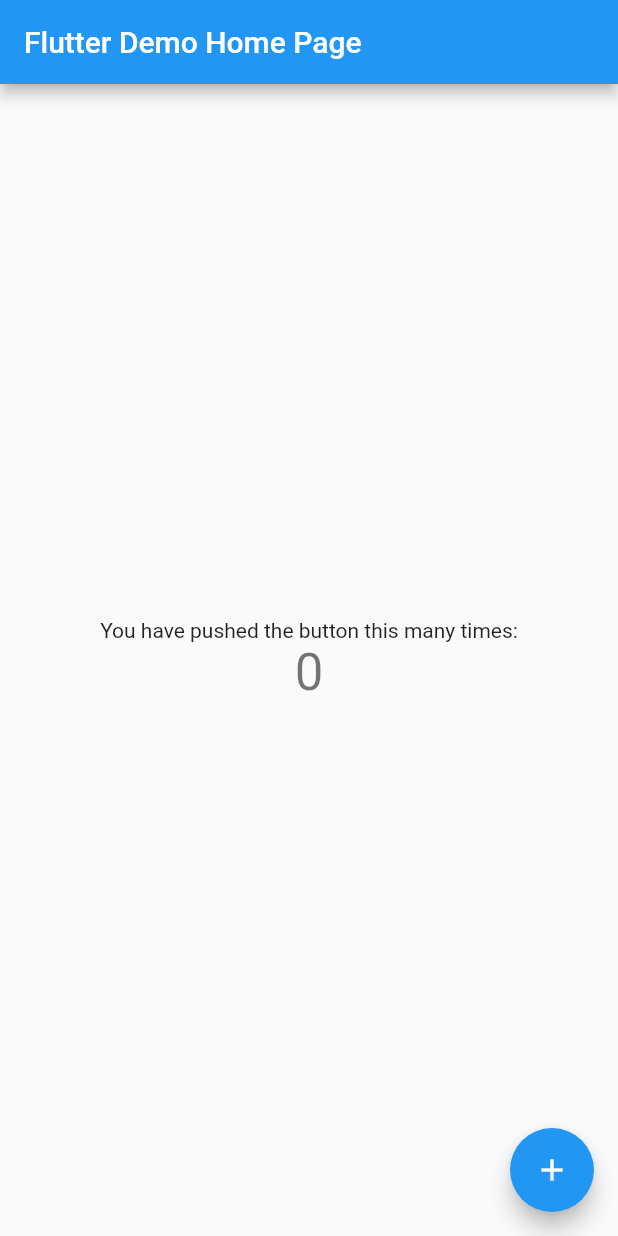
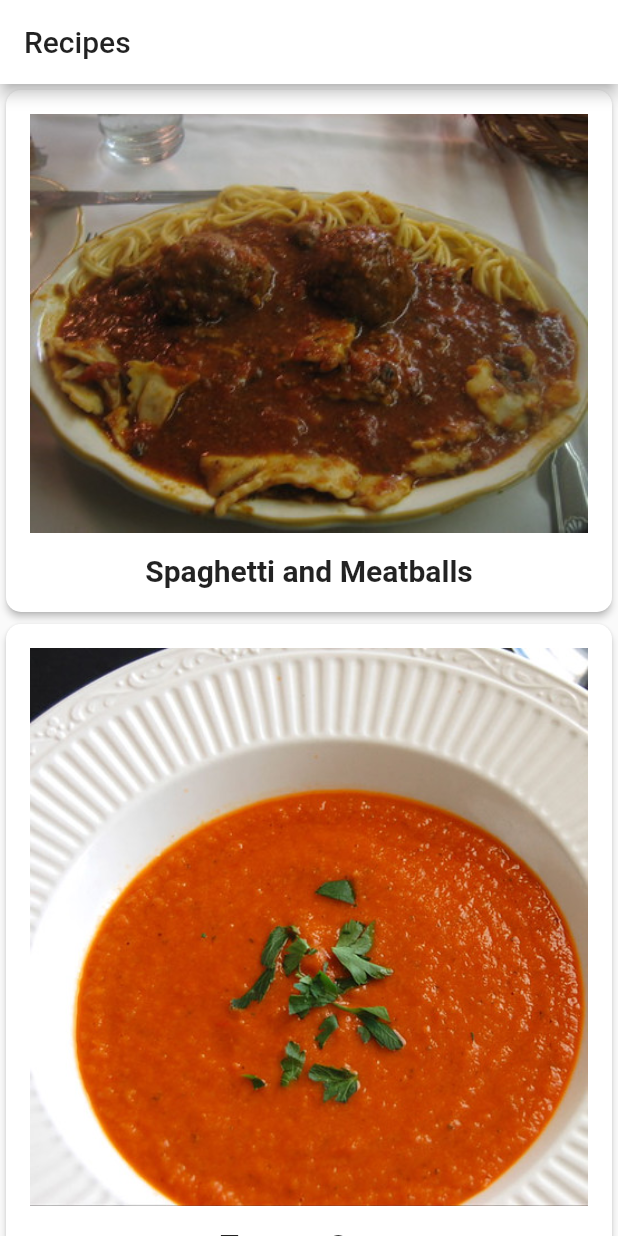
Before and after one commit to mehedi-4958/recipeApp, a Flutter app: the screen it shows after launch, on a phone screen of 412 x 824 dp. Run offline on Flutter 3.47's test engine with Material 2 defaults, Android fonts, the phone set to English and light mode, and no system bars; Roboto replaces fonts that are missing (Palatino).

Commit message:
Recipe App completed with slider

```diff
--- a/lib/main.dart
+++ b/lib/main.dart
@@ -1,15 +1,17 @@
 import 'package:flutter/material.dart';
+import 'recipe.dart';
+import 'recipe_detail.dart';
 
 void main() {
-  runApp(MyApp());
+  runApp(RecipeApp());
 }
 
-class MyApp extends StatelessWidget {
+class RecipeApp extends StatelessWidget {
   // This widget is the root of your application.
   @override
   Widget build(BuildContext context) {
     return MaterialApp(
-      title: 'Flutter Demo',
+      title: 'Recipes',
       theme: ThemeData(
         // This is the theme of your application.
         //
@@ -20,9 +22,10 @@ class MyApp extends StatelessWidget {
         // or simply save your changes to "hot reload" in a Flutter IDE).
         // Notice that the counter didn't reset back to zero; the application
         // is not restarted.
-        primarySwatch: Colors.blue,
+        primaryColor: Colors.white,
+        accentColor: Colors.black,
       ),
-      home: MyHomePage(title: 'Flutter Demo Home Page'),
+      home: MyHomePage(title: 'Recipes'),
     );
   }
 }
@@ -46,68 +49,57 @@ class MyHomePage extends StatefulWidget {
 }
 
 class _MyHomePageState extends State<MyHomePage> {
-  int _counter = 0;
-
-  void _incrementCounter() {
-    setState(() {
-      // This call to setState tells the Flutter framework that something has
-      // changed in this State, which causes it to rerun the build method below
-      // so that the display can reflect the updated values. If we changed
-      // _counter without calling setState(), then the build method would not be
-      // called again, and so nothing would appear to happen.
-      _counter++;
-    });
+  @override
+  Widget build(BuildContext context) {
+    return Scaffold(
+      appBar: AppBar(
+        title: Text(widget.title),
+      ),
+      body: SafeArea(
+        child: ListView.builder(
+          itemCount: Recipe.samples.length,
+          itemBuilder: (BuildContext context, int index) {
+            return GestureDetector(
+              onTap: () {
+                Navigator.push(context, MaterialPageRoute(builder: (context) {
+                  return RecipeDetail(recipe: Recipe.samples[index]);
+                }));
+              },
+              child: buildRecipeCard(Recipe.samples[index]),
+            );
+          },
+        ),
+      ), // This trailing comma makes auto-formatting nicer for build methods.
+    );
   }
 
-  @override
-  Widget build(BuildContext context) {
-    // This method is rerun every time setState is called, for instance as done
-    // by the _incrementCounter method above.
-    //
-    // The Flutter framework has been optimized to make rerunning build methods
-    // fast, so that you can just rebuild anything that needs updating rather
-    // than having to individually change instances of widgets.
-    return Scaffold(
-      appBar: AppBar(
-        // Here we take the value from the MyHomePage object that was created by
-        // the App.build method, and use it to set our appbar title.
-        title: Text(widget.title),
+  Widget buildRecipeCard(Recipe recipe) {
+    return Card(
+      elevation: 2.0,
+      shape: RoundedRectangleBorder(
+        borderRadius: BorderRadius.circular(10.0),
       ),
-      body: Center(
-        // Center is a layout widget. It takes a single child and positions it
-        // in the middle of the parent.
+      child: Padding(
+        padding: const EdgeInsets.all(16.0),
         child: Column(
-          // Column is also a layout widget. It takes a list of children and
-          // arranges them vertically. By default, it sizes itself to fit its
-          // children horizontally, and tries to be as tall as its parent.
-          //
-          // Invoke "debug painting" (press "p" in the console, choose the
-          // "Toggle Debug Paint" action from the Flutter Inspector in Android
-          // Studio, or the "Toggle Debug Paint" command in Visual Studio Code)
-          // to see the wireframe for each widget.
-          //
-          // Column has various properties to control how it sizes itself and
-          // how it positions its children. Here we use mainAxisAlignment to
-          // center the children vertically; the main axis here is the vertical
-          // axis because Columns are vertical (the cross axis would be
-          // horizontal).
-          mainAxisAlignment: MainAxisAlignment.center,
           children: <Widget>[
-            Text(
-              'You have pushed the button this many times:',
+            Image(
+              image: AssetImage(recipe.imageUrl),
+            ),
+            const SizedBox(
+              height: 14.0,
             ),
             Text(
-              '$_counter',
-              style: Theme.of(context).textTheme.headline4,
+              recipe.label,
+              style: const TextStyle(
+                fontSize: 20.0,
+                fontWeight: FontWeight.w700,
+                fontFamily: 'Palatino',
+              ),
             ),
           ],
         ),
       ),
-      floatingActionButton: FloatingActionButton(
-        onPressed: _incrementCounter,
-        tooltip: 'Increment',
-        child: Icon(Icons.add),
-      ), // This trailing comma makes auto-formatting nicer for build methods.
     );
   }
 }
--- /dev/null
+++ b/lib/recipe.dart
@@ -0,0 +1,77 @@
+class Recipe {
+  int servings;
+  List<Ingredient> ingredients;
+  String label;
+  String imageUrl;
+
+  Recipe(this.label, this.imageUrl, this.servings, this.ingredients);
+
+  static List<Recipe> samples = [
+    Recipe(
+      'Spaghetti and Meatballs',
+      'assets/2126711929_ef763de2b3_w.jpg',
+      4,
+      [
+        Ingredient(1, 'box', 'Spaghetti'),
+        Ingredient(4, '', 'Frozen Meatballs'),
+        Ingredient(0.4, 'jar', 'sauce'),
+      ],
+    ),
+    Recipe(
+      'Tomato Soup',
+      'assets/27729023535_a57606c1be.jpg',
+      2,
+      [
+        Ingredient((1), 'can', 'Tomato Soup'),
+      ],
+    ),
+    Recipe(
+      'Grilled Cheese',
+      'assets/3187380632_5056654a19_b.jpg',
+      1,
+      [
+        Ingredient(2, 'slices', 'cheese'),
+        Ingredient(2, 'slices', 'Bread'),
+      ],
+    ),
+    Recipe(
+      'Chocolate Chip Cookies',
+      'assets/15992102771_b92f4cc00a_b.jpg',
+      24,
+      [
+        Ingredient(4, 'cups', 'flour'),
+        Ingredient(2, 'cups', 'sugar'),
+        Ingredient(0.5, 'cups', 'chocolate chips'),
+      ],
+    ),
+    Recipe(
+      'Taco Salad',
+      'assets/8533381643_a31a99e8a6_c.jpg',
+      1,
+      [
+        Ingredient(4, 'oz', 'nachos'),
+        Ingredient(4, 'oz', 'taco meat'),
+        Ingredient(0.5, 'cup', 'cheese'),
+        Ingredient(0.25, 'cup', 'chopped tomatoes'),
+      ],
+    ),
+    Recipe(
+      'Hawaiian Pizza',
+      'assets/15452035777_294cefced5_c.jpg',
+      4,
+      [
+        Ingredient(1, 'item', 'pizza'),
+        Ingredient(1, 'cup', 'pineapple'),
+        Ingredient(8, 'oz', 'beef'),
+      ],
+    ),
+  ];
+}
+
+class Ingredient {
+  double quantity;
+  String measure;
+  String name;
+
+  Ingredient(this.quantity, this.measure, this.name);
+}
--- a/pubspec.yaml
+++ b/pubspec.yaml
@@ -45,9 +45,8 @@ flutter:
   uses-material-design: true
 
   # To add assets to your application, add an assets section, like this:
-  # assets:
-  #   - images/a_dot_burr.jpeg
-  #   - images/a_dot_ham.jpeg
+  assets:
+    - assets/
 
   # An image asset can refer to one or more resolution-specific "variants", see
   # https://flutter.dev/assets-and-images/#resolution-aware.
```
Also changed, not shown: lib/recipe_detail.dart (added, +67 -0 lines), assets/15452035777_294cefced5_c.jpg (added), assets/15992102771_b92f4cc00a_b.jpg (added), assets/2126711929_ef763de2b3_w.jpg (added), assets/27729023535_a57606c1be.jpg (added), assets/3187380632_5056654a19_b.jpg (added), assets/8533381643_a31a99e8a6_c.jpg (added), 2 other files.
